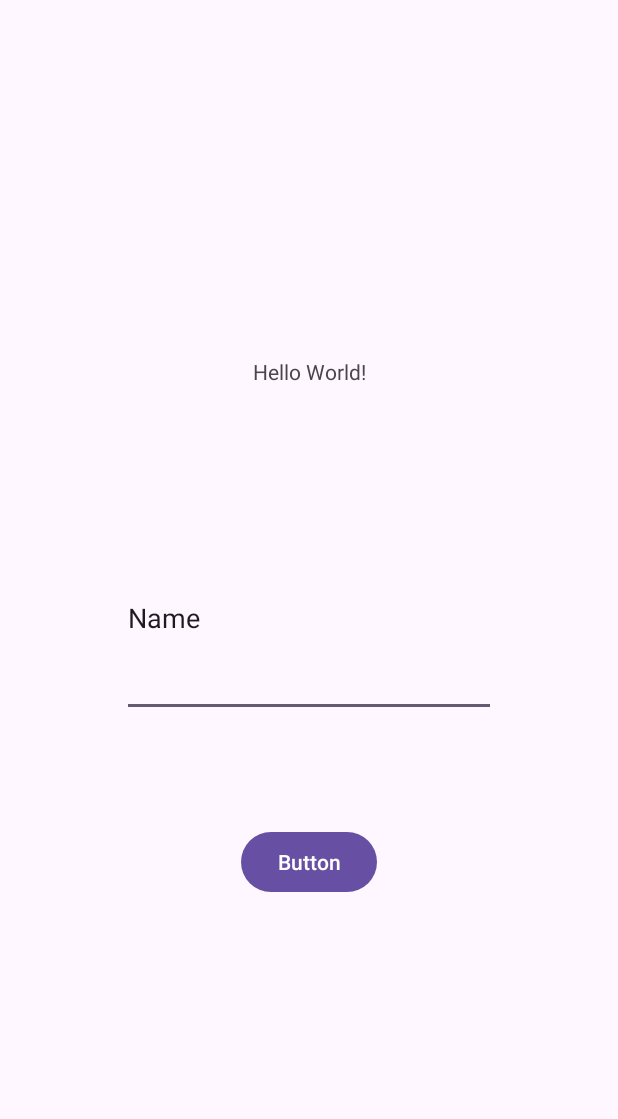
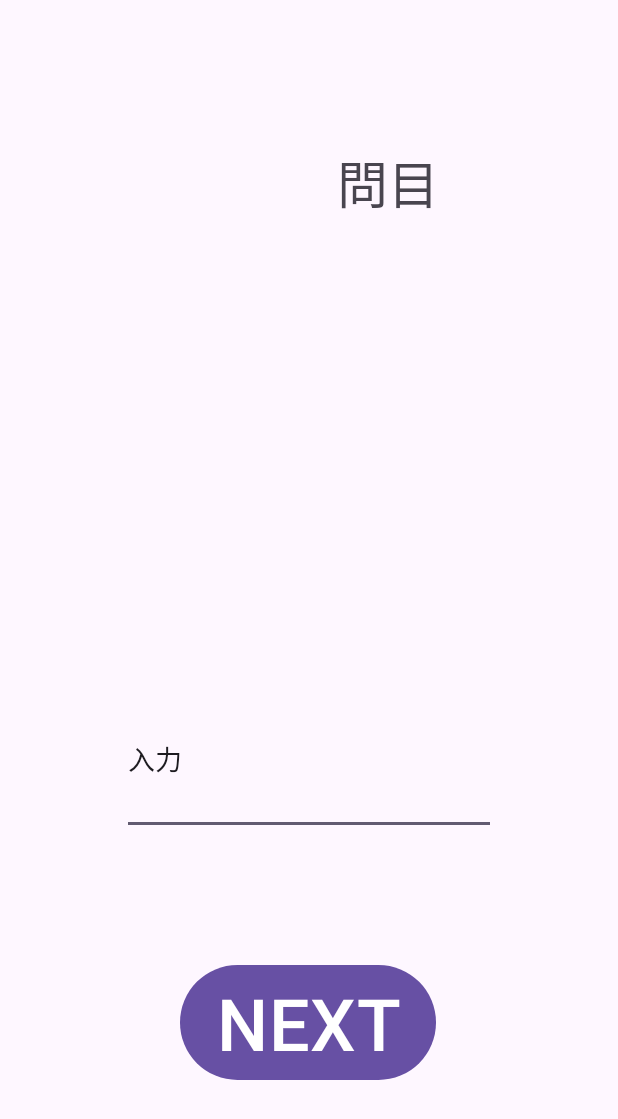
Before and after one commit to konan-pbl-2023/Kanji-quiz, an Android app: the screen it shows after launch (MainActivity), on a phone screen of 412 x 824 dp. Shown: the top 1119 px of the screen. Run offline under Robolectric (Android 15) with nearby library versions, the phone set to English and light mode, and no system bars.

Commit message:
問題数、”問目”、のBOXの追加。 見た目をいくつか変更。

```diff
--- a/app/src/main/res/layout/activity_main.xml
+++ b/app/src/main/res/layout/activity_main.xml
@@ -10,34 +10,63 @@
         android:id="@+id/question"
         android:layout_width="wrap_content"
         android:layout_height="wrap_content"
-        android:text="Hello World!"
+        android:textSize="96sp"
         app:layout_constraintBottom_toBottomOf="parent"
         app:layout_constraintEnd_toEndOf="parent"
+        app:layout_constraintHorizontal_bias="0.52"
         app:layout_constraintStart_toStartOf="parent"
         app:layout_constraintTop_toTopOf="parent"
-        app:layout_constraintVertical_bias="0.296" />
+        app:layout_constraintVertical_bias="0.331" />
 
     <Button
         android:id="@+id/nextButton"
         android:layout_width="wrap_content"
         android:layout_height="wrap_content"
-        android:text="Button"
+        android:text="NEXT"
+        android:textSize="48sp"
+        app:layout_constraintBottom_toBottomOf="parent"
+        app:layout_constraintEnd_toEndOf="parent"
+        app:layout_constraintHorizontal_bias="0.497"
+        app:layout_constraintStart_toStartOf="parent"
+        app:layout_constraintTop_toTopOf="parent"
+        app:layout_constraintVertical_bias="0.865" />
+
+    <EditText
+        android:id="@+id/inputAnswer"
+        android:layout_width="249dp"
+        android:layout_height="100dp"
+        android:ems="10"
+        android:inputType="text"
+        android:text="入力"
         app:layout_constraintBottom_toBottomOf="parent"
         app:layout_constraintEnd_toEndOf="parent"
         app:layout_constraintStart_toStartOf="parent"
         app:layout_constraintTop_toTopOf="parent"
-        app:layout_constraintVertical_bias="0.71" />
+        app:layout_constraintVertical_bias="0.631" />
 
-    <EditText
-        android:id="@+id/inputAnswer"
-        android:layout_width="249dp"
-        android:layout_height="131dp"
-        android:ems="10"
-        android:inputType="text"
-        android:text="Name"
+    <TextView
+        android:id="@+id/questionNum"
+        android:layout_width="wrap_content"
+        android:layout_height="wrap_content"
+        android:textSize="48sp"
         app:layout_constraintBottom_toBottomOf="parent"
         app:layout_constraintEnd_toEndOf="parent"
+        app:layout_constraintHorizontal_bias="0.424"
         app:layout_constraintStart_toStartOf="parent"
-        app:layout_constraintTop_toTopOf="parent" />
+        app:layout_constraintTop_toTopOf="parent"
+        app:layout_constraintVertical_bias="0.106" />
+
+    <TextView
+        android:id="@+id/monmeView"
+        android:layout_width="wrap_content"
+        android:layout_height="wrap_content"
+        android:text="問目"
+        android:textSize="34sp"
+        app:layout_constraintBottom_toBottomOf="parent"
+        app:layout_constraintEnd_toEndOf="parent"
+        app:layout_constraintHorizontal_bias="0.653"
+        app:layout_constraintStart_toStartOf="parent"
+        app:layout_constraintTop_toTopOf="parent"
+        app:layout_constraintVertical_bias="0.124" />
 
 </androidx.constraintlayout.widget.ConstraintLayout>
```
